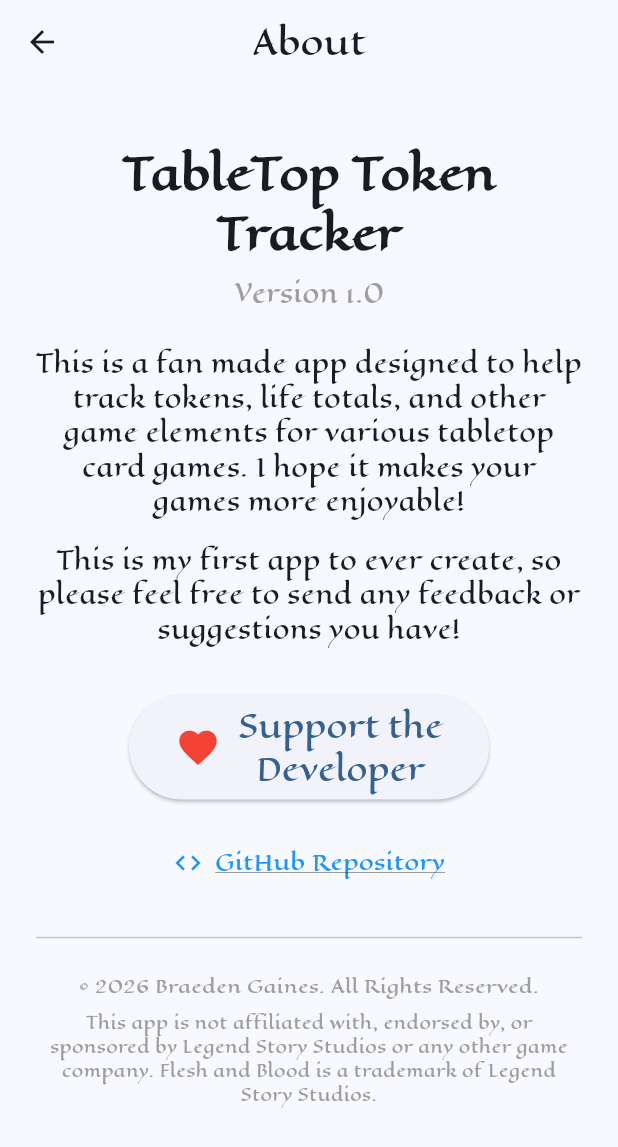
After one commit to BraedenjGaines/tabletop_token_tracker, a Flutter app: the screen it shows after launch, after a tap on the "info outline" icon, on a phone screen of 412 x 824 dp. The commit adds this screen. Shown: the top 1147 px of the screen. Run offline on Flutter 3.47's test engine with Material 3 defaults, Android fonts, the phone set to English and light mode, and no system bars; our stand-ins replace share_plus, shared_preferences.

Commit message:
New About Screen file. added donation link and info about the app as well as a link to the github rep.

```diff
--- /dev/null
+++ b/lib/screens/about_screen.dart
@@ -0,0 +1,87 @@
+import 'package:flutter/material.dart';
+import 'package:url_launcher/url_launcher.dart';
+
+class AboutScreen extends StatelessWidget {
+  const AboutScreen({super.key});
+
+  @override
+  Widget build(BuildContext context) {
+    return Scaffold(
+      appBar: AppBar(
+        title: Text('About'),
+        centerTitle: true,
+      ),
+      body: SingleChildScrollView(
+        padding: EdgeInsets.all(24),
+        child: Column(
+          crossAxisAlignment: CrossAxisAlignment.center,
+          children: [
+            SizedBox(height: 16),
+            Text('TableTop Token Tracker', style: TextStyle(fontSize: 28, fontWeight: FontWeight.w900), textAlign: TextAlign.center),
+            SizedBox(height: 8),
+            Text('Version 1.0', style: TextStyle(fontSize: 16, color: Colors.grey)),
+            SizedBox(height: 24),
+            Text(
+              'This is a fan made app designed to help track tokens, life totals, and other game elements for various tabletop card games. I hope it makes your games more enjoyable!',
+              style: TextStyle(fontSize: 16),
+              textAlign: TextAlign.center,
+            ),
+            SizedBox(height: 16),
+            Text(
+              'This is my first app to ever create, so please feel free to send any feedback or suggestions you have!',
+              style: TextStyle(fontSize: 16),
+              textAlign: TextAlign.center,
+            ),
+            SizedBox(height: 32),
+            SizedBox(
+              width: 240,
+              height: 70,
+              child: ElevatedButton(
+                child: Row(
+                  mainAxisAlignment: MainAxisAlignment.center,
+                  children: [
+                    Icon(Icons.favorite, color: Colors.red, size: 30),
+                    SizedBox(width: 12),
+                    Text('Support the\nDeveloper', style: TextStyle(fontSize: 20), textAlign: TextAlign.center),
+                  ],
+                ),
+                onPressed: () {
+                  launchUrl(Uri.parse('buymeacoffee.com/braedenjgaines'), mode: LaunchMode.externalApplication);
+                },
+              ),
+            ),
+            SizedBox(height: 32),
+            GestureDetector(
+              onTap: () {
+                launchUrl(Uri.parse('https://github.com/BraedenjGaines/tabletop_token_tracker'), mode: LaunchMode.externalApplication);
+              },
+              child: Row(
+                mainAxisAlignment: MainAxisAlignment.center,
+                children: [
+                  Icon(Icons.code, size: 20, color: Colors.blue),
+                  SizedBox(width: 8),
+                  Text('GitHub Repository', style: TextStyle(fontSize: 14, color: Colors.blue, decoration: TextDecoration.underline)),
+                ],
+              ),
+            ),
+            SizedBox(height: 32),
+            Divider(),
+            SizedBox(height: 16),
+            Text(
+              '© 2026 Braeden Gaines. All Rights Reserved.',
+              style: TextStyle(fontSize: 12, color: Colors.grey),
+              textAlign: TextAlign.center,
+            ),
+            SizedBox(height: 8),
+            Text(
+              'This app is not affiliated with, endorsed by, or sponsored by Legend Story Studios or any other game company. Flesh and Blood is a trademark of Legend Story Studios.',
+              style: TextStyle(fontSize: 11, color: Colors.grey),
+              textAlign: TextAlign.center,
+            ),
+            SizedBox(height: 24),
+          ],
+        ),
+      ),
+    );
+  }
+}
--- a/lib/screens/home_screen.dart
+++ b/lib/screens/home_screen.dart
@@ -1,6 +1,7 @@
 import 'package:flutter/material.dart';
 import 'setup_screen.dart';
 import 'settings_screen.dart';
+import 'about_screen.dart';
 
 class HomeScreen extends StatelessWidget {
   final String selectedFont;
@@ -145,6 +146,19 @@ class HomeScreen extends StatelessWidget {
               ],
             ),
           ),
+          Positioned(
+            bottom: 16,
+            left: 16,
+            child: IconButton(
+              icon: Icon(Icons.info_outline, color: Colors.white, size: 24),
+              onPressed: () {
+                Navigator.push(
+                  context,
+                  MaterialPageRoute(builder: (context) => AboutScreen()),
+                );
+              },
+            ),
+          ),
         ],
       ),
     );
--- a/pubspec.yaml
+++ b/pubspec.yaml
@@ -36,6 +36,7 @@ dependencies:
   cupertino_icons: ^1.0.8
   shared_preferences: ^2.5.5
   share_plus: ^10.1.4
+  url_launcher: ^6.2.5
 
 dev_dependencies:
   flutter_test:
```
Also changed, not shown: pubspec.lock, 1 other file.
